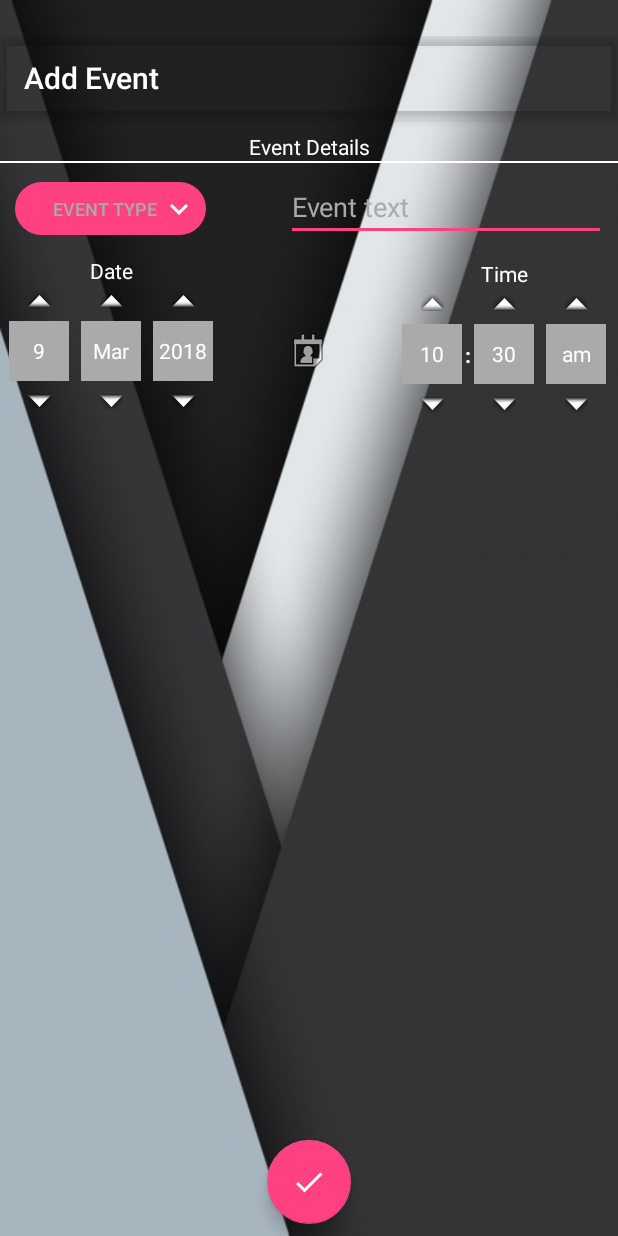
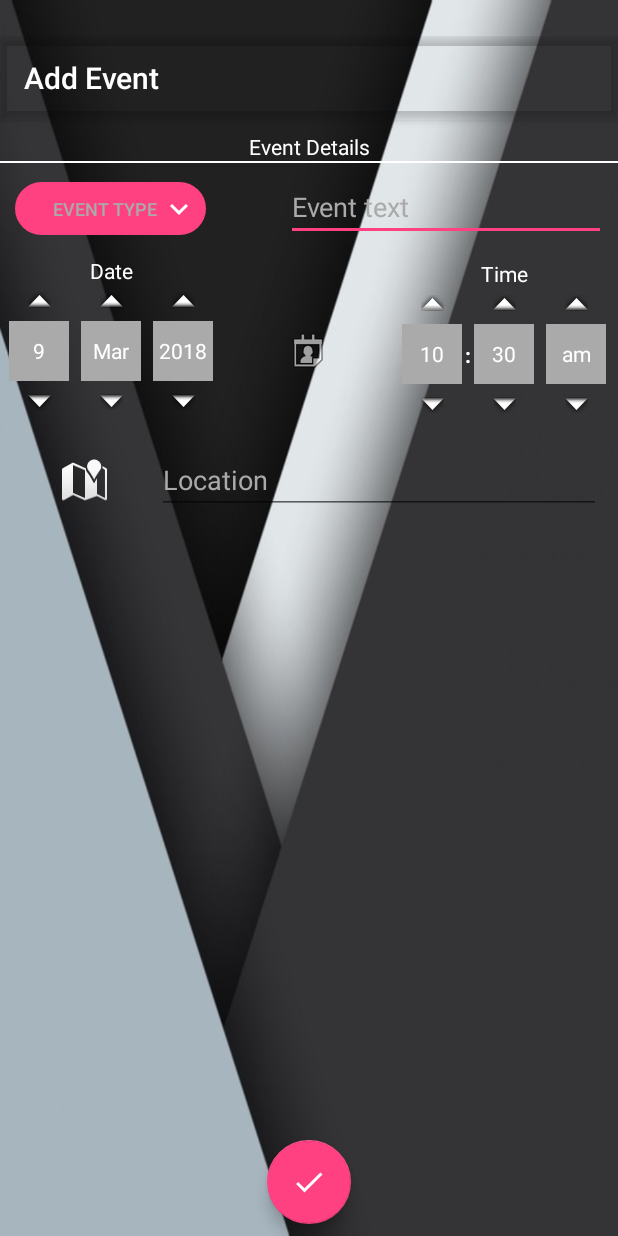
Before and after one commit to CalinChirila/WatsNext, an Android app: the AddEventActivity screen opened directly, with no data from a screen before it, on a phone screen of 412 x 824 dp. Run offline under Robolectric (Android 15) with nearby library versions, the phone set to English and light mode, and no system bars; our stand-ins replace ButterKnife.

Commit message:
Add event location EditText and Map icon

```diff
--- a/app/src/main/java/com/example/android/watsnext/Activities/AddEventActivity.java
+++ b/app/src/main/java/com/example/android/watsnext/Activities/AddEventActivity.java
@@ -36,6 +36,8 @@ public class AddEventActivity extends AppCompatActivity implements EventTypesAda
     ImageView mEventTypeExpandArrow;
     @BindView(R.id.et_event_text)
     EditText mEventEditText;
+    @BindView(R.id.et_event_location)
+    EditText mEventLocationEditText;
     @BindView(R.id.fab_save_event)
     FloatingActionButton mSaveEventButton;
     @BindView(R.id.tv_date_picker_day)
@@ -84,14 +86,12 @@ public class AddEventActivity extends AppCompatActivity implements EventTypesAda
     private int mEventTypeInt;
     private String mEventTypeString;
     private String mEventText;
+    private String mEventLocation;
     private long mEventDate;
     private long mEventTime;
 
     public static final int REQUEST_CODE_CALENDAR = 198;
-    private static final String KEY_EVENT_TYPE = "eventType";
-    private static final String KEY_EVENT_TEXT = "eventText";
-    private static final String KEY_EVENT_DATE = "eventDate";
-    private static final String KEY_EVENT_TIME = "eventTime";
+
 
     @Override
     protected void onCreate(Bundle savedInstanceState) {
@@ -134,6 +134,7 @@ public class AddEventActivity extends AppCompatActivity implements EventTypesAda
                     case R.id.fab_save_event:
                         // Gather event data
                         mEventText = mEventEditText.getText().toString();
+                        mEventLocation = mEventLocationEditText.getText().toString();
 
                         mEventDate = DatePickerUtils.getDateInMillis();
                         EventUtils.convertEventDateToString(getApplicationContext(), mEventDate);
@@ -215,28 +216,12 @@ public class AddEventActivity extends AppCompatActivity implements EventTypesAda
         values.put(EventsEntry.COLUMN_EVENT_DATE, mEventDate);
         values.put(EventsEntry.COLUMN_EVENT_TIME, mEventTime);
         values.put(EventsEntry.COLUMN_EVENT_DATE_AND_TIME, mEventDate + mEventTime);
+        values.put(EventsEntry.COLUMN_EVENT_LOCATION, mEventLocation);
 
 
         getContentResolver().insert(EventsEntry.CONTENT_URI, values);
     }
 
-    @Override
-    public void onSaveInstanceState(Bundle outState) {
-        super.onSaveInstanceState(outState);
-        outState.putInt(KEY_EVENT_TYPE, mEventTypeInt);
-        outState.putString(KEY_EVENT_TEXT, mEventText);
-        outState.putLong(KEY_EVENT_DATE, mEventDate);
-        outState.putLong(KEY_EVENT_TIME, mEventTime);
-
-    }
-
-    @Override
-    protected void onRestoreInstanceState(Bundle savedInstanceState) {
-        super.onRestoreInstanceState(savedInstanceState);
-        mEventTypeInt = savedInstanceState.getInt(KEY_EVENT_TYPE);
-        mEventText = savedInstanceState.getString(KEY_EVENT_TEXT);
-
-    }
 
     @Override
     public void onResume() {
--- a/app/src/main/java/com/example/android/watsnext/Activities/EventsListActivity.java
+++ b/app/src/main/java/com/example/android/watsnext/Activities/EventsListActivity.java
@@ -121,7 +121,6 @@ public class EventsListActivity extends AppCompatActivity implements LoaderManag
 
             @Override
             public Cursor loadInBackground() {
-                //TODO: After implementing time picker, make sort order take time into consideration for events happening on the same day
                 String sortOrder = EventsEntry.COLUMN_EVENT_DATE_AND_TIME + " ASC";
                 mCursor = getContentResolver().query(EventsEntry.CONTENT_URI, null, null, null, sortOrder);
                 return mCursor;
--- a/app/src/main/res/layout/activity_add_event.xml
+++ b/app/src/main/res/layout/activity_add_event.xml
@@ -122,6 +122,36 @@
             app:layout_constraintTop_toTopOf="@+id/date_picker"
             app:srcCompat="@android:drawable/ic_menu_my_calendar" />
 
+        <EditText
+            android:id="@+id/et_event_location"
+            android:layout_width="296dp"
+            android:layout_height="wrap_content"
+            android:ems="10"
+            android:hint="@string/location"
+            android:textColorHint="@android:color/darker_gray"
+            android:inputType="textPersonName"
+            android:maxLines="1"
+            app:layout_constraintEnd_toEndOf="parent"
+            app:layout_constraintHorizontal_bias="0.9"
+            app:layout_constraintStart_toStartOf="parent"
+            app:layout_constraintTop_toBottomOf="@+id/date_picker" />
+
+        <ImageView
+            android:id="@+id/iv_map_button"
+            android:layout_width="wrap_content"
+            android:layout_height="wrap_content"
+            android:layout_marginBottom="8dp"
+            android:layout_marginEnd="16dp"
+            android:layout_marginStart="24dp"
+            android:layout_marginTop="8dp"
+            app:layout_constraintBottom_toBottomOf="@+id/et_event_location"
+            app:layout_constraintEnd_toStartOf="@+id/et_event_location"
+            app:layout_constraintStart_toStartOf="parent"
+            app:layout_constraintTop_toTopOf="@+id/et_event_location"
+            app:srcCompat="@android:drawable/ic_dialog_map"
+            android:layout_marginRight="16dp"
+            android:layout_marginLeft="24dp" />
+
 
     </android.support.constraint.ConstraintLayout>
 </android.support.design.widget.CoordinatorLayout>
--- a/app/src/main/res/values/strings.xml
+++ b/app/src/main/res/values/strings.xml
@@ -22,5 +22,6 @@
     <string name="month_format_jan">Jan</string>
     <string name="am">am</string>
     <string name="pm">pm</string>
+    <string name="location">Location</string>
 
 </resources>
```
